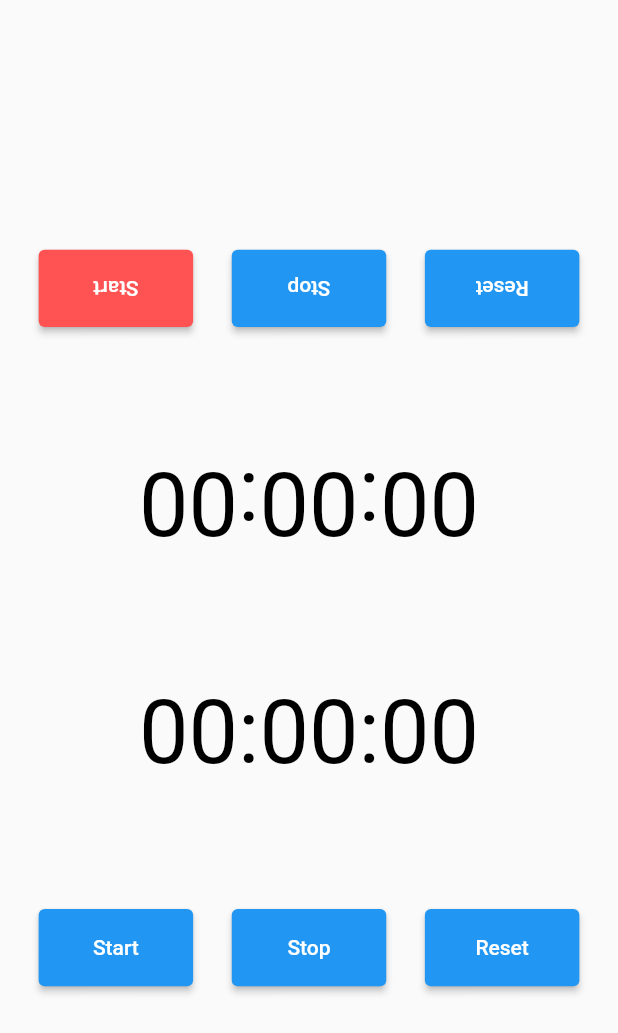
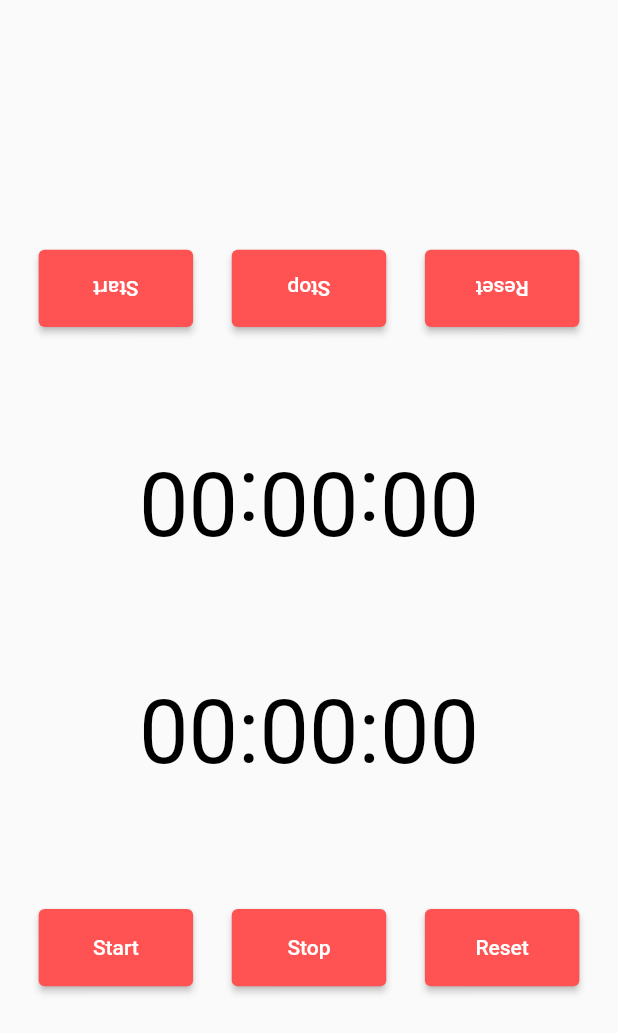
Before and after one commit to iseruuuuu/timer_battle_app, a Flutter app: the screen it shows after launch, on a phone screen of 412 x 824 dp. Shown: the top 1033 px of the screen. Run offline on Flutter 3.47's test engine with Material 2 defaults, Android fonts, the phone set to English and light mode, and no system bars.

Commit message:
add: change button color

```diff
--- a/lib/timer_battle/timer_battle_screen.dart
+++ b/lib/timer_battle/timer_battle_screen.dart
@@ -33,6 +33,9 @@ class TimerBattleScreen extends StatelessWidget {
                   width: size.width / 4,
                   height: size.width / 8,
                   child: ElevatedButton(
+                    style: ElevatedButton.styleFrom(
+                      primary: Colors.redAccent,
+                    ),
                     onPressed: () {},
                     child: const RotationTransition(
                       turns: AlwaysStoppedAnimation(180 / 360),
@@ -44,6 +47,9 @@ class TimerBattleScreen extends StatelessWidget {
                   width: size.width / 4,
                   height: size.width / 8,
                   child: ElevatedButton(
+                    style: ElevatedButton.styleFrom(
+                      primary: Colors.redAccent,
+                    ),
                     onPressed: () {},
                     child: const RotationTransition(
                       turns: AlwaysStoppedAnimation(180 / 360),
@@ -77,6 +83,9 @@ class TimerBattleScreen extends StatelessWidget {
                   width: size.width / 4,
                   height: size.width / 8,
                   child: ElevatedButton(
+                    style: ElevatedButton.styleFrom(
+                      primary: Colors.redAccent,
+                    ),
                     onPressed: () {},
                     child: const Text('Start'),
                   ),
@@ -85,6 +94,9 @@ class TimerBattleScreen extends StatelessWidget {
                   width: size.width / 4,
                   height: size.width / 8,
                   child: ElevatedButton(
+                    style: ElevatedButton.styleFrom(
+                      primary: Colors.redAccent,
+                    ),
                     onPressed: () {},
                     child:  const Text('Stop'),
                   ),
@@ -93,6 +105,9 @@ class TimerBattleScreen extends StatelessWidget {
                   width: size.width / 4,
                   height: size.width / 8,
                   child: ElevatedButton(
+                    style: ElevatedButton.styleFrom(
+                      primary: Colors.redAccent,
+                    ),
                     onPressed: () {},
                     child: const Text('Reset'),
                   ),
```
